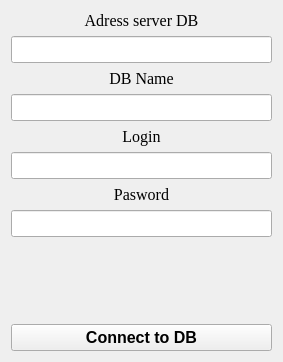
Above: SQL_test/SQL_Qt_test/login.ui from teraxl/SQL_test before the change. Below: the same form after it.
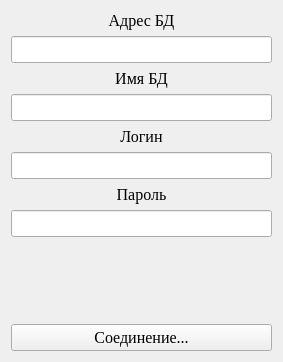
That is the form after the change.

```diff
--- a/SQL_test/SQL_Qt_test/login.ui
+++ b/SQL_test/SQL_Qt_test/login.ui
@@ -18,14 +18,14 @@
     <widget class="QPushButton" name="pushButton">
      <property name="font">
       <font>
-       <family>System</family>
+       <family>Times New Roman</family>
        <pointsize>12</pointsize>
-       <weight>75</weight>
-       <bold>true</bold>
+       <weight>50</weight>
+       <bold>false</bold>
       </font>
      </property>
      <property name="text">
-      <string>Connect to DB</string>
+      <string>Соединение...</string>
      </property>
     </widget>
    </item>
@@ -53,7 +53,7 @@
       </font>
      </property>
      <property name="text">
-      <string>Adress server DB</string>
+      <string>Адрес БД</string>
      </property>
      <property name="alignment">
       <set>Qt::AlignCenter</set>
@@ -69,7 +69,7 @@
       </font>
      </property>
      <property name="text">
-      <string>DB Name</string>
+      <string>Имя БД</string>
      </property>
      <property name="alignment">
       <set>Qt::AlignCenter</set>
@@ -115,7 +115,7 @@
       </font>
      </property>
      <property name="text">
-      <string>Login</string>
+      <string>Логин</string>
      </property>
      <property name="alignment">
       <set>Qt::AlignCenter</set>
@@ -146,7 +146,7 @@
       </font>
      </property>
      <property name="text">
-      <string>Pasword</string>
+      <string>Пароль</string>
      </property>
      <property name="alignment">
       <set>Qt::AlignCenter</set>
```
